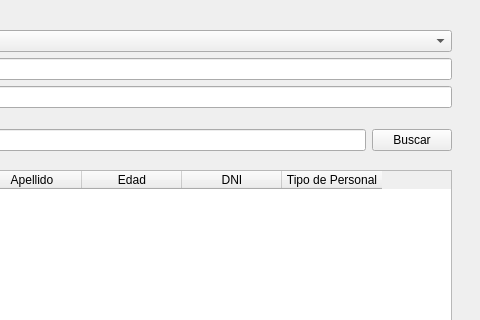
Above: PAF_GUI/PAF_GRAFICA/gui/gestionarpersonalgui.ui from JMOrbegoso/USS-2021-II-PP before the change; both pictures show x 249 to 729 and y 0 to 320 of the 729 by 507 pixel window. Below: the same form after it.
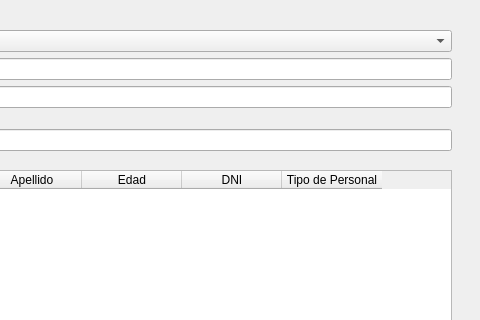
That is the form after the change.

Commit message: Update gestionarPersonalGui adding searcher

Patch:
```diff
--- a/PAF_GUI/PAF_GRAFICA/gui/gestionarpersonalgui.ui
+++ b/PAF_GUI/PAF_GRAFICA/gui/gestionarpersonalgui.ui
@@ -99,13 +99,6 @@
       <item>
        <widget class="QLineEdit" name="txtBusPers"/>
       </item>
-      <item>
-       <widget class="QPushButton" name="btnBusPers">
-        <property name="text">
-         <string>Buscar</string>
-        </property>
-       </widget>
-      </item>
      </layout>
     </item>
    </layout>
```
The commit also changes 2 other files.
